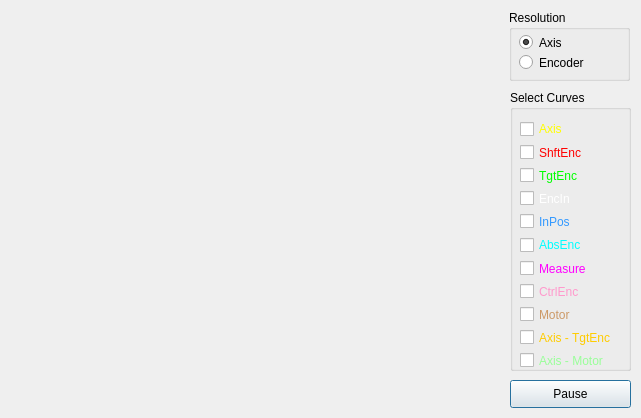
Qt form src/ui_icepapcms/qt_designer_files/dialogcurves.ui (MaxIV-KitsControls/app-cells-icepapcms) before a commit.
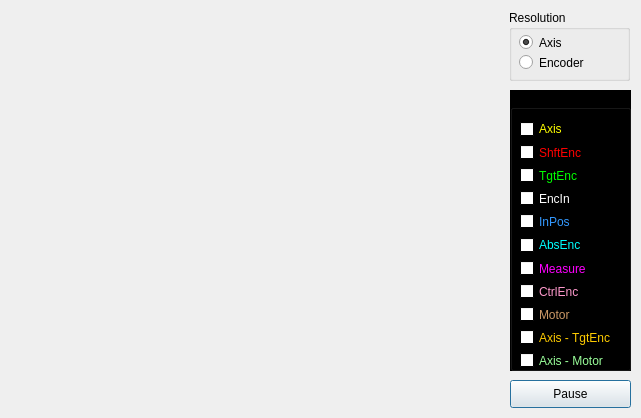
The same form after that commit.

Commit message: Groupbox background coloring is now entirely taken care of in taurusdesigner.

What changed in the file:
```diff
--- a/src/ui_icepapcms/qt_designer_files/dialogcurves.ui
+++ b/src/ui_icepapcms/qt_designer_files/dialogcurves.ui
@@ -103,6 +103,24 @@
         </color>
        </brush>
       </colorrole>
+      <colorrole role="Base">
+       <brush brushstyle="SolidPattern">
+        <color alpha="255">
+         <red>255</red>
+         <green>255</green>
+         <blue>255</blue>
+        </color>
+       </brush>
+      </colorrole>
+      <colorrole role="Window">
+       <brush brushstyle="SolidPattern">
+        <color alpha="255">
+         <red>0</red>
+         <green>0</green>
+         <blue>0</blue>
+        </color>
+       </brush>
+      </colorrole>
      </active>
      <inactive>
       <colorrole role="Text">
@@ -114,6 +132,24 @@
         </color>
        </brush>
       </colorrole>
+      <colorrole role="Base">
+       <brush brushstyle="SolidPattern">
+        <color alpha="255">
+         <red>255</red>
+         <green>255</green>
+         <blue>255</blue>
+        </color>
+       </brush>
+      </colorrole>
+      <colorrole role="Window">
+       <brush brushstyle="SolidPattern">
+        <color alpha="255">
+         <red>0</red>
+         <green>0</green>
+         <blue>0</blue>
+        </color>
+       </brush>
+      </colorrole>
      </inactive>
      <disabled>
       <colorrole role="Text">
@@ -125,6 +161,24 @@
         </color>
        </brush>
       </colorrole>
+      <colorrole role="Base">
+       <brush brushstyle="SolidPattern">
+        <color alpha="255">
+         <red>0</red>
+         <green>0</green>
+         <blue>0</blue>
+        </color>
+       </brush>
+      </colorrole>
+      <colorrole role="Window">
+       <brush brushstyle="SolidPattern">
+        <color alpha="255">
+         <red>0</red>
+         <green>0</green>
+         <blue>0</blue>
+        </color>
+       </brush>
+      </colorrole>
      </disabled>
     </palette>
    </property>
```
The commit also changes 2 other files.
